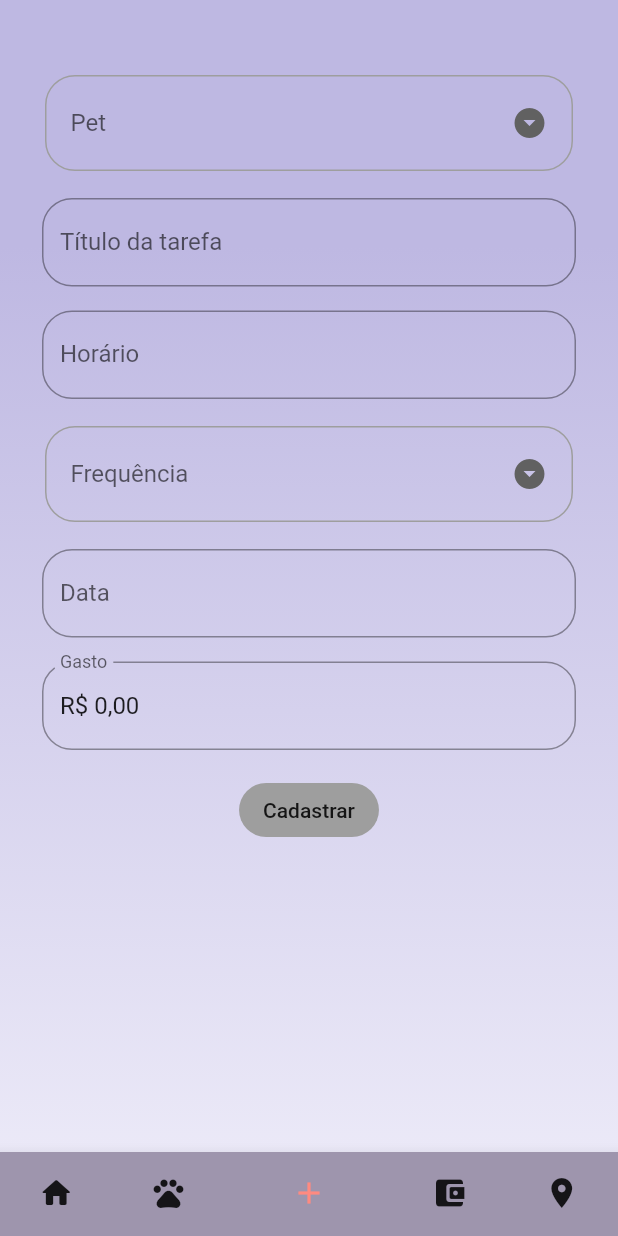
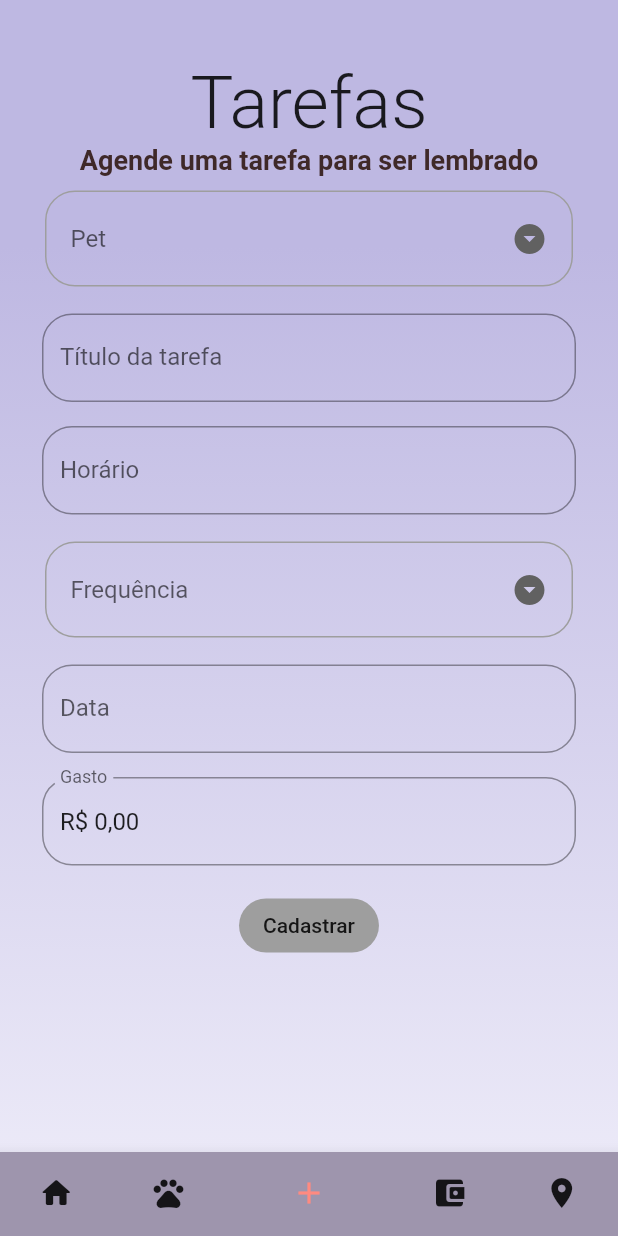
Before and after one commit to gfborges/animazing, a Flutter app: the BasePage screen opened by its route, item 3 of the bottom bar chosen, on a phone screen of 412 x 824 dp. Run offline on Flutter 3.47's test engine with Material 2 defaults, Android fonts, the phone set to English and light mode, and no system bars; our stand-ins replace flutter_masked_text; network calls fail.

Commit message:
adiciona titulo e subtitulo nas telas de criar task e animal

```diff
--- a/lib/Pages/CreatePet/CreatePet.dart
+++ b/lib/Pages/CreatePet/CreatePet.dart
@@ -1,3 +1,4 @@
+import 'package:animazing/widgets/ScreenTitle.dart';
 import 'package:flutter/material.dart';
 
 class CreatePet extends StatefulWidget {
@@ -20,6 +21,8 @@ class _CreatePetState extends State<CreatePet> {
           key: _formKey,
           child: Column(
             children: <Widget>[
+              Center(child: ScreenTitle(text: 'Pets')), // Título da tela
+              Center(child: ScreenSubTitle(text: 'Adicione um pet a sua lista')), // Subtítulo
               Padding(
                 padding: const EdgeInsets.all(8.0),
                 child: TextFormField(
--- a/lib/Pages/CreateTask/create_task.dart
+++ b/lib/Pages/CreateTask/create_task.dart
@@ -1,3 +1,4 @@
+import 'package:animazing/widgets/ScreenTitle.dart';
 import 'package:flutter/material.dart';
 import 'package:flutter_masked_text/flutter_masked_text.dart';
 
@@ -67,6 +68,8 @@ class _CreateTaskState extends State<CreateTask> {
         key: _formKey,
         child: Column(
           children: <Widget>[
+            Center(child: ScreenTitle(text: 'Tarefas')), // Título da tela
+            Center(child: ScreenSubTitle(text: 'Agende uma tarefa para ser lembrado')), // Subtítulo
             Padding(
               padding: const EdgeInsets.all(10.0),
               child: Container(
@@ -169,7 +172,6 @@ class _CreateTaskState extends State<CreateTask> {
                   }
                   return null;
                 },
-                keyboardType: TextInputType.datetime,
                 controller: dateCtl,
                 onTap: () {
                   selectDate(context);
```
